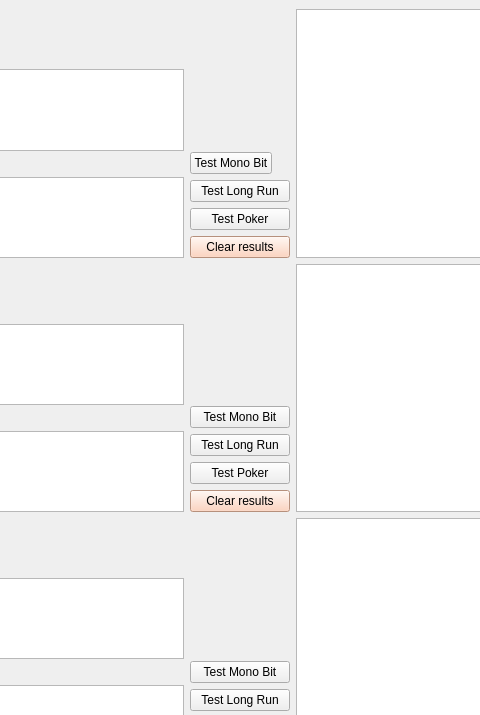
The window that Kryptologia/Lab4/GUI_QT.ui (GrzegorzKrug/Studia_Python) describes before a commit, drawn with Qt 5; both pictures show x 546 to 1026 and y 0 to 715 of the 1151 by 798 pixel window.
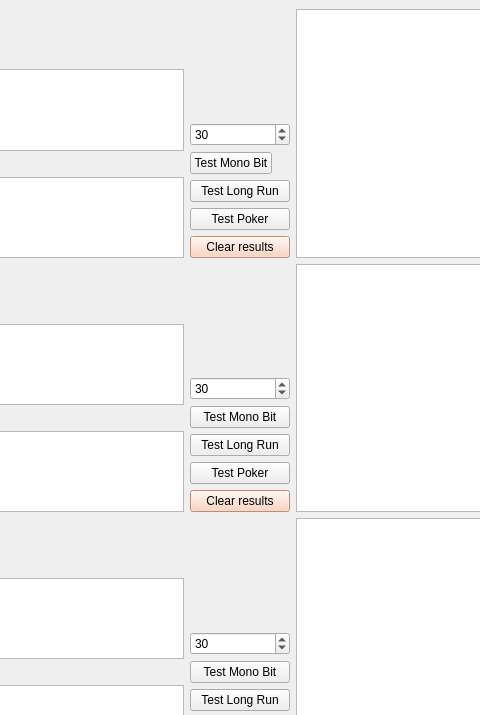
The same window after the commit.

```diff
--- a/Kryptologia/Lab4/GUI_QT.ui
+++ b/Kryptologia/Lab4/GUI_QT.ui
@@ -169,6 +169,19 @@
             </property>
            </spacer>
           </item>
+          <item>
+           <widget class="QSpinBox" name="spinBox_shrinking_test_num">
+            <property name="minimum">
+             <number>1</number>
+            </property>
+            <property name="maximum">
+             <number>200</number>
+            </property>
+            <property name="value">
+             <number>30</number>
+            </property>
+           </widget>
+          </item>
           <item>
            <widget class="QPushButton" name="pushButton_shrinking_test_monobit">
             <property name="text">
@@ -419,6 +432,19 @@
             </property>
            </spacer>
           </item>
+          <item>
+           <widget class="QSpinBox" name="spinBox_stopandgo_test_num">
+            <property name="minimum">
+             <number>1</number>
+            </property>
+            <property name="maximum">
+             <number>200</number>
+            </property>
+            <property name="value">
+             <number>30</number>
+            </property>
+           </widget>
+          </item>
           <item>
            <widget class="QPushButton" name="pushButton_stopandgo_test_monobit">
             <property name="text">
@@ -467,6 +493,19 @@
             </property>
            </spacer>
           </item>
+          <item>
+           <widget class="QSpinBox" name="spinBox_geffe_test_num">
+            <property name="minimum">
+             <number>1</number>
+            </property>
+            <property name="maximum">
+             <number>200</number>
+            </property>
+            <property name="value">
+             <number>30</number>
+            </property>
+           </widget>
+          </item>
           <item>
            <widget class="QPushButton" name="pushButton_gefe_test_monobit">
             <property name="sizePolicy">
```
